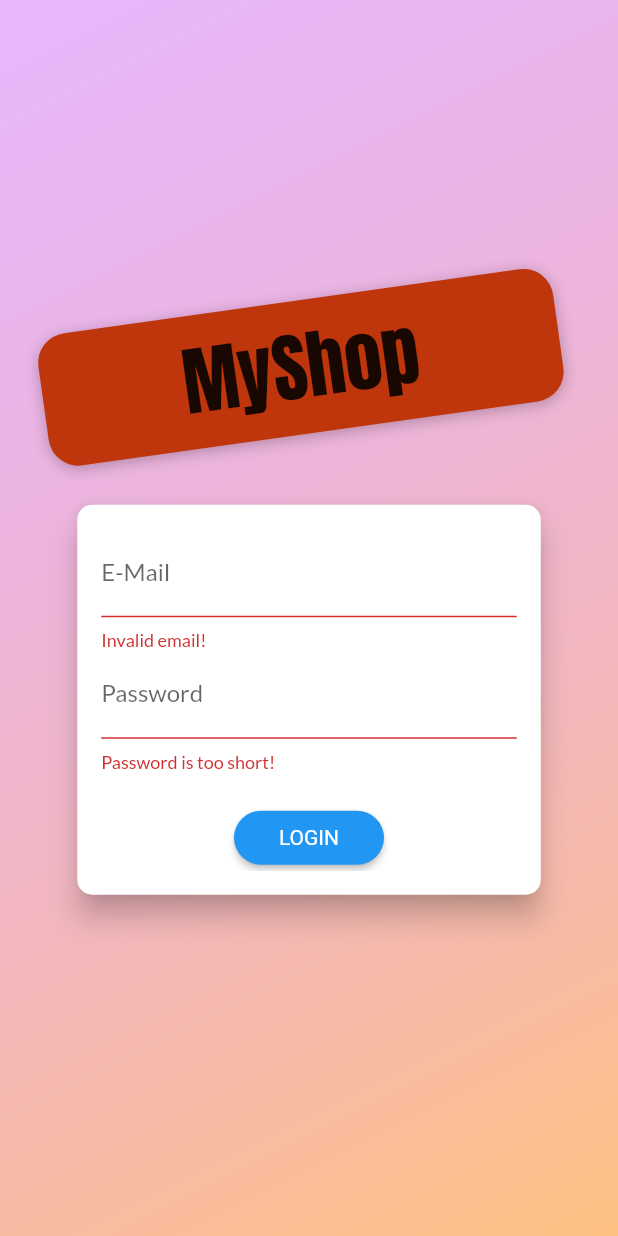
After one commit to AngKV/Mobile, a Flutter app: the screen it shows after launch, after a tap on "LOGIN", on a phone screen of 412 x 824 dp. The commit adds this screen. Run offline on Flutter 3.47's test engine with Material 2 defaults, Android fonts, the phone set to English and light mode, and no system bars; our stand-ins replace flutter_dotenv, shared_preferences; missing offline and left inert: dart:html; network calls fail.

Commit message:
cai dat chung thuc voi Firebase Auth

```diff
--- a/lib/main.dart
+++ b/lib/main.dart
@@ -1,8 +1,11 @@
 import 'package:flutter/material.dart';
+import 'package:provider/provider.dart';
+import 'package:flutter_dotenv/flutter_dotenv.dart';
+
 import './ui/screens.dart';
-import 'package:provider/provider.dart';
 
-void main() {
+Future<void> main() async {
+  await dotenv.load();
   runApp(const MyApp());
 }
 
@@ -23,8 +26,13 @@ class MyApp extends StatelessWidget {
         ChangeNotifierProvider(
           create: (ctx) => OrdersManager(),
         ),
+        ChangeNotifierProvider(
+          create: (context) => AuthManager(),
+        )
       ],
-      child: MaterialApp(
+      child: Consumer<AuthManager>(
+        builder: (context, authManager, child) {
+          return MaterialApp(
             title: 'My Shop',
             debugShowCheckedModeBanner: false,
             theme: ThemeData(
@@ -35,11 +43,21 @@ class MyApp extends StatelessWidget {
                 secondary: Colors.deepOrange,
               ),
             ),
-        home: const ProductOverviewScreen(),
+            home: authManager.isAuth
+                ? const ProductOverviewScreen()
+                : FutureBuilder(
+                    future: authManager.tryAutoLogin(),
+                    builder: (context, snapshot) {
+                      return snapshot.connectionState == ConnectionState.waiting
+                          ? const SplashScreen()
+                          : const AuthScreen();
+                    },
+                  ),
             routes: {
               CartScreen.routeN: (context) => const CartScreen(),
               OrdersScreen.routeN: (context) => const OrdersScreen(),
-          UserProductsScreen.routeN: (context) => const UserProductsScreen(),
+              UserProductsScreen.routeN: (context) =>
+                  const UserProductsScreen(),
             },
             onGenerateRoute: (settings) {
               if (settings.name == ProductDetailScreen.routeN) {
@@ -66,6 +84,8 @@ class MyApp extends StatelessWidget {
               }
               return null;
             },
+          );
+        },
       ),
     );
   }
--- /dev/null
+++ b/lib/models/auth_token.dart
@@ -0,0 +1,48 @@
+class AuthToken {
+  final String _token;
+  final String _userId;
+  final DateTime _expiryDate;
+
+  AuthToken({
+    token,
+    userId,
+    expiryDate,
+  })  : _token = token,
+        _userId = userId,
+        _expiryDate = expiryDate;
+
+  bool get isValid {
+    return token != null;
+  }
+
+  String? get token {
+    if (_expiryDate.isAfter(DateTime.now())) {
+      return _token;
+    }
+    return null;
+  }
+
+  String get userId {
+    return _userId;
+  }
+
+  DateTime get expiryDate {
+    return _expiryDate;
+  }
+
+  Map<String, dynamic> toJson() {
+    return {
+      'authToken': _token,
+      'userId': _userId,
+      'expiryDate': _expiryDate.toIso8601String(),
+    };
+  }
+
+  static AuthToken fromJson(Map<String, dynamic> json) {
+    return AuthToken(
+      token: json['authToken'],
+      userId: json['userId'],
+      expiryDate: DateTime.parse(json['expiryDate']),
+    );
+  }
+}
--- /dev/null
+++ b/lib/models/http_exception.dart
@@ -0,0 +1,30 @@
+class HttpException implements Exception {
+  final String message;
+
+  HttpException(this.message);
+
+  HttpException.firebase(String code)
+      : message = _translateFirebaseErrorCode(code);
+
+  static String _translateFirebaseErrorCode(code) {
+    switch (code) {
+      case 'EMAIL_EXISTS':
+        return 'This email address is already in use';
+      case 'INVALID_EMAIL':
+        return 'This is not a valid email address';
+      case 'WEAK_PASSWORD':
+        return 'This password is too weak';
+      case 'EMAIL_NOT_FOUND':
+        return 'Could not find a user with that email';
+      case 'INVALID_PASSWORD':
+        return 'Invalid password';
+      default:
+        return code;
+    }
+  }
+
+  @override
+  String toString() {
+    return message;
+  }
+}
--- /dev/null
+++ b/lib/services/auth_service.dart
@@ -0,0 +1,98 @@
+import 'dart:convert';
+import 'dart:async';
+
+import 'package:http/http.dart' as http;
+import 'package:shared_preferences/shared_preferences.dart';
+import 'package:flutter_dotenv/flutter_dotenv.dart';
+
+import '../models/http_exception.dart';
+import '../models/auth_token.dart';
+
+class AuthService {
+  static const _authTokenKey = 'authToken';
+  late final String? _apiKey;
+
+  AuthService() {
+    _apiKey = dotenv.env['FIREBASE_API_KEY'];
+  }
+
+  String _buildAuthUrl(String method) {
+    return 'https://identitytoolkit.googleapis.com/v1/accounts:$method?key=$_apiKey';
+  }
+
+  Future<AuthToken> _authenticate(
+      String email, String password, String method) async {
+    try {
+      final url = Uri.parse(_buildAuthUrl(method));
+      final response = await http.post(
+        url,
+        body: json.encode(
+          {
+            'email': email,
+            'password': password,
+            'returnSecureToken': true,
+          },
+        ),
+      );
+      final responseJson = json.decode(response.body);
+      if (responseJson['error'] != null) {
+        throw HttpException.firebase(responseJson['error']['message']);
+      }
+
+      final authToken = _fromJson(responseJson);
+      _saveAuthToken(authToken);
+
+      return authToken;
+    } catch (error) {
+      print(error);
+      rethrow;
+    }
+  }
+
+  Future<AuthToken> signup(String email, String password) {
+    return _authenticate(email, password, 'signUp');
+  }
+
+  Future<AuthToken> login(String email, String password) {
+    return _authenticate(email, password, 'signInWithPassword');
+  }
+
+  Future<void> _saveAuthToken(AuthToken authToken) async {
+    final prefs = await SharedPreferences.getInstance();
+    prefs.setString(_authTokenKey, json.encode(authToken.toJson()));
+  }
+
+  AuthToken _fromJson(Map<String, dynamic> json) {
+    return AuthToken(
+      token: json['idToken'],
+      userId: json['localId'],
+      expiryDate: DateTime.now().add(
+        Duration(
+          seconds: int.parse(
+            json['expiresIn'],
+          ),
+        ),
+      ),
+    );
+  }
+
+  Future<AuthToken?> loadSavedAuthToken() async {
+    final prefs = await SharedPreferences.getInstance();
+    if (!prefs.containsKey(_authTokenKey)) {
+      return null;
+    }
+
+    final savedToken = prefs.getString(_authTokenKey);
+
+    final authToken = AuthToken.fromJson(json.decode(savedToken!));
+    if (!authToken.isValid) {
+      return null;
+    }
+    return authToken;
+  }
+
+  Future<void> clearSavedAuthToken() async {
+    final prefs = await SharedPreferences.getInstance();
+    prefs.remove(_authTokenKey);
+  }
+}
--- /dev/null
+++ b/lib/ui/auth/app_banner.dart
@@ -0,0 +1,41 @@
+import 'dart:math';
+
+import 'package:flutter/material.dart';
+
+class AppBanner extends StatelessWidget {
+  const AppBanner({
+    Key? key,
+  }) : super(key: key);
+
+  @override
+  Widget build(BuildContext context) {
+    return Container(
+      margin: const EdgeInsets.only(bottom: 20.0),
+      padding: const EdgeInsets.symmetric(
+        vertical: 8.0,
+        horizontal: 94.0,
+      ),
+      transform: Matrix4.rotationZ(-8 * pi / 180)..translate(-10.0),
+      decoration: BoxDecoration(
+        borderRadius: BorderRadius.circular(20),
+        color: Colors.deepOrange.shade900,
+        boxShadow: const [
+          BoxShadow(
+            blurRadius: 8,
+            color: Colors.black26,
+            offset: Offset(0, 2),
+          )
+        ],
+      ),
+      child: Text(
+        'MyShop',
+        style: TextStyle(
+          color: Theme.of(context).textTheme.headline6?.color,
+          fontSize: 50,
+          fontFamily: 'Anton',
+          fontWeight: FontWeight.normal,
+        ),
+      ),
+    );
+  }
+}
--- /dev/null
+++ b/lib/ui/auth/auth_card.dart
@@ -0,0 +1,198 @@
+import 'package:flutter/material.dart';
+import 'package:provider/provider.dart';
+
+import '../../models/http_exception.dart';
+import '../share/dialog_utils.dart';
+
+import 'auth_manager.dart';
+
+enum AuthMode { signup, login }
+
+class AuthCard extends StatefulWidget {
+  const AuthCard({
+    super.key,
+  });
+
+  @override
+  State<AuthCard> createState() => _AuthCardState();
+}
+
+class _AuthCardState extends State<AuthCard> {
+  final GlobalKey<FormState> _formKey = GlobalKey();
+  AuthMode _authMode = AuthMode.login;
+  final Map<String, String> _authData = {
+    'email': '',
+    'password': '',
+  };
+  final _isSubmitting = ValueNotifier<bool>(false);
+  final _passwordController = TextEditingController();
+
+  Future<void> _submit() async {
+    if (!_formKey.currentState!.validate()) {
+      return;
+    }
+    _formKey.currentState!.save();
+
+    _isSubmitting.value = true;
+
+    try {
+      if (_authMode == AuthMode.login) {
+        // Log user in
+        await context.read<AuthManager>().login(
+              _authData['email']!,
+              _authData['password']!,
+            );
+      } else {
+        // Sign user up
+        await context.read<AuthManager>().signup(
+              _authData['email']!,
+              _authData['password']!,
+            );
+      }
+    } catch (error) {
+      showErrorDialog(
+          context,
+          (error is HttpException)
+              ? error.toString()
+              : 'Authentication failed');
+    }
+
+    _isSubmitting.value = false;
+  }
+
+  void _switchAuthMode() {
+    if (_authMode == AuthMode.login) {
+      setState(() {
+        _authMode = AuthMode.signup;
+      });
+    } else {
+      setState(() {
+        _authMode = AuthMode.login;
+      });
+    }
+  }
+
+  @override
+  Widget build(BuildContext context) {
+    final deviceSize = MediaQuery.of(context).size;
+    return Card(
+      shape: RoundedRectangleBorder(
+        borderRadius: BorderRadius.circular(10.0),
+      ),
+      elevation: 8.0,
+      child: Container(
+        height: _authMode == AuthMode.signup ? 320 : 260,
+        constraints:
+            BoxConstraints(minHeight: _authMode == AuthMode.signup ? 320 : 260),
+        width: deviceSize.width * 0.75,
+        padding: const EdgeInsets.all(16.0),
+        child: Form(
+          key: _formKey,
+          child: SingleChildScrollView(
+            child: Column(
+              children: <Widget>[
+                _buildEmailField(),
+                _buildPasswordField(),
+                if (_authMode == AuthMode.signup) _buildPasswordConfirmField(),
+                const SizedBox(
+                  height: 20,
+                ),
+                ValueListenableBuilder<bool>(
+                  valueListenable: _isSubmitting,
+                  builder: (context, isSubmitting, child) {
+                    if (isSubmitting) {
+                      return const CircularProgressIndicator();
+                    }
+                    return _buildSubmitButton();
+                  },
+                ),
+                _buildAuthModeSwitchButton(),
+              ],
+            ),
+          ),
+        ),
+      ),
+    );
+  }
+
+  Widget _buildAuthModeSwitchButton() {
+    return TextButton(
+      onPressed: _switchAuthMode,
+      style: TextButton.styleFrom(
+        padding: const EdgeInsets.symmetric(horizontal: 30.0, vertical: 4),
+        tapTargetSize: MaterialTapTargetSize.shrinkWrap,
+        textStyle: TextStyle(
+          color: Theme.of(context).primaryColor,
+        ),
+      ),
+      child:
+          Text('${_authMode == AuthMode.login ? 'SIGNUP' : 'LOGIN'} INSTEAD'),
+    );
+  }
+
+  Widget _buildSubmitButton() {
+    return ElevatedButton(
+      onPressed: _submit,
+      style: ElevatedButton.styleFrom(
+        shape: RoundedRectangleBorder(
+          borderRadius: BorderRadius.circular(30),
+        ),
+        backgroundColor: Theme.of(context).primaryColor,
+        padding: const EdgeInsets.symmetric(horizontal: 30.0, vertical: 8.0),
+        textStyle: TextStyle(
+          color: Theme.of(context).primaryTextTheme.headline6?.color,
+        ),
+      ),
+      child: Text(_authMode == AuthMode.login ? 'LOGIN' : 'SIGN UP'),
+    );
+  }
+
+  Widget _buildPasswordConfirmField() {
+    return TextFormField(
+      enabled: _authMode == AuthMode.signup,
+      decoration: const InputDecoration(labelText: 'Confirm Password'),
+      obscureText: true,
+      validator: _authMode == AuthMode.signup
+          ? (value) {
+              if (value != _passwordController.text) {
+                return 'Passwords do not match!';
+              }
+              return null;
+            }
+          : null,
+    );
+  }
+
+  Widget _buildPasswordField() {
+    return TextFormField(
+      decoration: const InputDecoration(labelText: 'Password'),
+      obscureText: true,
+      controller: _passwordController,
+      validator: (value) {
+        if (value == null || value.length < 5) {
+          return 'Password is too short!';
+        }
+        return null;
+      },
+      onSaved: (value) {
+        _authData['password'] = value!;
+      },
+    );
+  }
+
+  Widget _buildEmailField() {
+    return TextFormField(
+      decoration: const InputDecoration(labelText: 'E-Mail'),
+      keyboardType: TextInputType.emailAddress,
+      validator: (value) {
+        if (value!.isEmpty || !value.contains('@')) {
+          return 'Invalid email!';
+        }
+        return null;
+      },
+      onSaved: (value) {
+        _authData['email'] = value!;
+      },
+    );
+  }
+}
--- /dev/null
+++ b/lib/ui/auth/auth_manager.dart
@@ -0,0 +1,64 @@
+import 'dart:async';
+
+import 'package:flutter/foundation.dart';
+
+import '../../models/auth_token.dart';
+import '../../services/auth_service.dart';
+
+class AuthManager with ChangeNotifier {
+  AuthToken? _authToken;
+  Timer? _authTimer;
+
+  final AuthService _authService = AuthService();
+
+  bool get isAuth {
+    return authToken != null && authToken!.isValid;
+  }
+
+  AuthToken? get authToken {
+    return _authToken;
+  }
+
+  void _setAuthToken(AuthToken token) {
+    _authToken = token;
+    _autoLogout();
+    notifyListeners();
+  }
+
+  Future<void> signup(String email, String password) async {
+    _setAuthToken(await _authService.signup(email, password));
+  }
+
+  Future<void> login(String email, String password) async {
+    _setAuthToken(await _authService.login(email, password));
+  }
+
+  Future<bool> tryAutoLogin() async {
+    final savedToken = await _authService.loadSavedAuthToken();
+    if (savedToken == null) {
+      return false;
+    }
+
+    _setAuthToken(savedToken);
+    return true;
+  }
+
+  Future<void> logout() async {
+    _authToken = null;
+    if (_authTimer != null) {
+      _authTimer!.cancel();
+      _authTimer = null;
+    }
+    notifyListeners();
+    _authService.clearSavedAuthToken();
+  }
+
+  void _autoLogout() {
+    if (_authTimer != null) {
+      _authTimer!.cancel();
+    }
+    final timeToExpiry =
+        _authToken!.expiryDate.difference(DateTime.now()).inSeconds;
+    _authTimer = Timer(Duration(seconds: timeToExpiry), logout);
+  }
+}
--- /dev/null
+++ b/lib/ui/auth/auth_screen.dart
@@ -0,0 +1,54 @@
+import 'package:flutter/material.dart';
+
+import 'auth_card.dart';
+import 'app_banner.dart';
+
+class AuthScreen extends StatelessWidget {
+  static const routeN = '/auth';
+
+  const AuthScreen({super.key});
+
+  @override
+  Widget build(BuildContext context) {
+    final deviceSize = MediaQuery.of(context).size;
+    return Scaffold(
+      // resizeToAvoidBottomInset: false,
+      body: Stack(
+        children: <Widget>[
+          Container(
+            decoration: BoxDecoration(
+              gradient: LinearGradient(
+                colors: [
+                  const Color.fromRGBO(215, 117, 255, 1).withOpacity(0.5),
+                  const Color.fromRGBO(255, 188, 117, 1).withOpacity(0.9),
+                ],
+                begin: Alignment.topLeft,
+                end: Alignment.bottomRight,
+                stops: const [0, 1],
+              ),
+            ),
+          ),
+          SingleChildScrollView(
+            child: SizedBox(
+              height: deviceSize.height,
+              width: deviceSize.width,
+              child: Column(
+                mainAxisAlignment: MainAxisAlignment.center,
+                crossAxisAlignment: CrossAxisAlignment.center,
+                children: <Widget>[
+                  const Flexible(
+                    child: AppBanner(),
+                  ),
+                  Flexible(
+                    flex: deviceSize.width > 600 ? 2 : 1,
+                    child: const AuthCard(),
+                  ),
+                ],
+              ),
+            ),
+          ),
+        ],
+      ),
+    );
+  }
+}
--- a/lib/ui/screens.dart
+++ b/lib/ui/screens.dart
@@ -9,3 +9,8 @@ export './cart/cart_manager.dart';
 export './orders/orders_manager.dart';
 export './orders/orders_screen.dart';
 export './products/edit_product_screen.dart';
+
+export './auth/auth_screen.dart';
+export './auth/auth_manager.dart';
+
+export './splash_screen.dart';
--- /dev/null
+++ b/lib/ui/splash_screen.dart
@@ -0,0 +1,14 @@
+import 'package:flutter/material.dart';
+
+class SplashScreen extends StatelessWidget {
+  const SplashScreen({super.key});
+
+  @override
+  Widget build(BuildContext context) {
+    return const Scaffold(
+      body: Center(
+        child: Text('Loading...'),
+      ),
+    );
+  }
+}
--- a/pubspec.yaml
+++ b/pubspec.yaml
@@ -34,6 +34,10 @@ dependencies:
   intl: ^0.17.0
   provider: ^6.0.3
 
+  flutter_dotenv: ^5.0.2
+  http: ^0.13.5
+  shared_preferences: ^2.0.15
+
   # The following adds the Cupertino Icons font to your application.
   # Use with the CupertinoIcons class for iOS style icons.
 
@@ -55,6 +59,8 @@ dev_dependencies:
 # The following section is specific to Flutter packages.
 flutter:
   uses-material-design: true
+  assets:
+    - .env
   fonts:
     - family: Lato
       fonts:
```
Also changed, not shown: lib/ui/share/app_drawer.dart (+13 -0 lines), pubspec.lock, 1 other file. Lines whose indentation alone changed are shown as unchanged.
